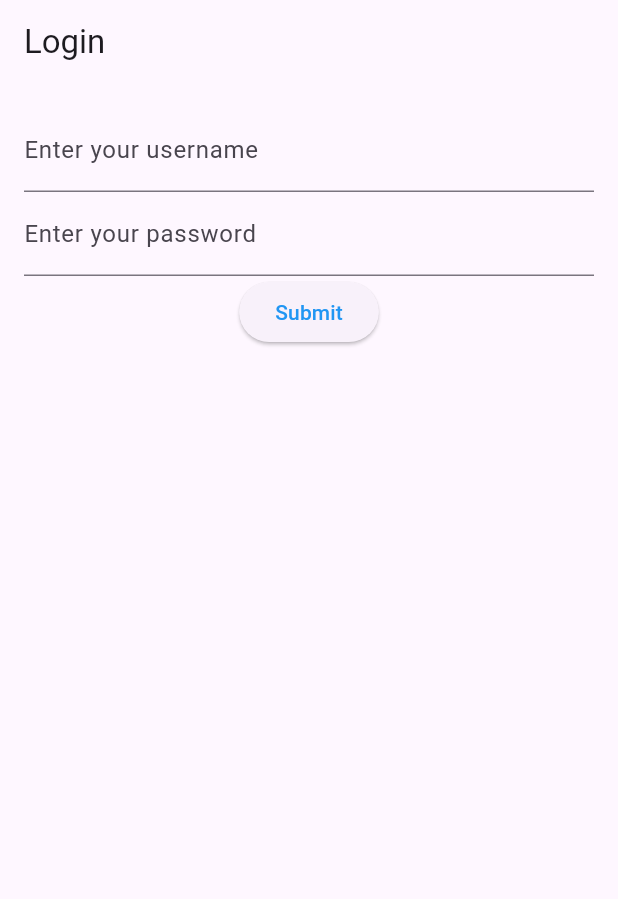
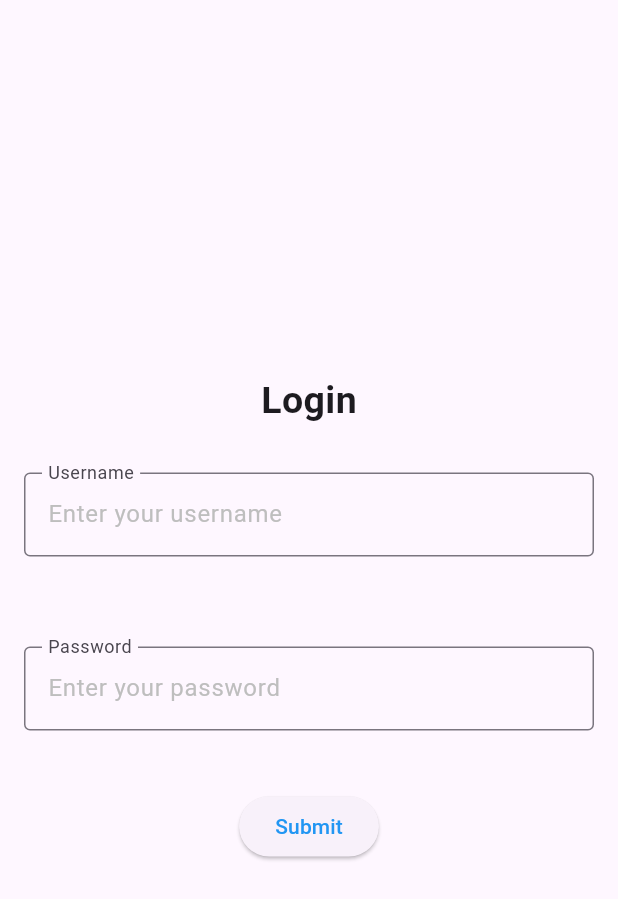
Before and after one commit to AustejaJak/FlutterApp, a Flutter app: the screen it shows after launch, on a phone screen of 412 x 824 dp. Shown: the top 899 px of the screen. Run offline on Flutter 3.47's test engine with Material 3 defaults, Android fonts, the phone set to English and light mode, and no system bars.

Commit message:
Added some styling changes to login form

```diff
--- a/lib/screens/login_screen.dart
+++ b/lib/screens/login_screen.dart
@@ -6,13 +6,10 @@ class LoginScreen extends StatelessWidget {
 
   @override
   Widget build(BuildContext context) {
-    return Scaffold(
-      appBar: AppBar(
-        title: const Text('Login'),
-      ),
-      body: const Padding(
+    return const Scaffold(
+      body: Padding(
         padding: EdgeInsets.all(16.0),
-        child: LoginForm(), // Calling the LoginForm widget here
+        child: LoginForm(),
       ),
     );
   }
--- a/lib/widgets/custom_form_field.dart
+++ b/lib/widgets/custom_form_field.dart
@@ -3,13 +3,21 @@ import 'package:flutter_app/utils/form_validation.dart';
 
 class CustomFormField extends StatefulWidget {
   final String labelText;
+  final String hintText;
   final String? validatorMessage;
 
   final bool obscureText;
   final bool enableSuggestions;
   final bool autocorrect;
 
-  const CustomFormField({super.key, required this.labelText, this.validatorMessage, required this.obscureText, required this.enableSuggestions, required this.autocorrect});
+  const CustomFormField(
+      {super.key,
+      required this.labelText,
+      this.validatorMessage,
+      required this.obscureText,
+      required this.enableSuggestions,
+      required this.autocorrect,
+      required this.hintText});
 
   @override
   State<CustomFormField> createState() => _CustomFormFieldState();
@@ -17,6 +25,7 @@ class CustomFormField extends StatefulWidget {
 
 class _CustomFormFieldState extends State<CustomFormField> {
   String get labelText => widget.labelText;
+  String get hintText => widget.hintText;
   String? get validatorMessage => widget.validatorMessage;
 
   bool get obscureText => widget.obscureText;
@@ -25,7 +34,10 @@ class _CustomFormFieldState extends State<CustomFormField> {
 
   @override
   Widget build(BuildContext context) {
-    return TextFormField(
+    return Center(
+      child: SizedBox(
+      width: 400,
+      child: TextFormField(
         obscureText: obscureText,
         enableSuggestions: enableSuggestions,
         autocorrect: autocorrect,
@@ -33,9 +45,15 @@ class _CustomFormFieldState extends State<CustomFormField> {
           return formFieldValidation(value, validatorMessage!);
         },
         decoration: InputDecoration(
-        border: const UnderlineInputBorder(),
+          border: const OutlineInputBorder(),
+          floatingLabelBehavior: FloatingLabelBehavior.always,
+          hintStyle: const TextStyle(color: Color.fromARGB(255, 190, 190, 190)),
           labelText: labelText,
+          hintText: hintText,
+          helperText: ' ',
         ),
+      ),
+    )
   );
   }
 }
--- a/lib/widgets/login_form.dart
+++ b/lib/widgets/login_form.dart
@@ -2,7 +2,7 @@ import 'package:flutter/material.dart';
 import 'custom_form_field.dart';
 import 'custom_elevated_button.dart';
 
-class LoginForm extends StatefulWidget{
+class LoginForm extends StatefulWidget {
   const LoginForm({super.key});
 
   @override
@@ -11,7 +11,7 @@ class LoginForm extends StatefulWidget{
   }
 }
 
-class LoginFormState extends State<LoginForm>{
+class LoginFormState extends State<LoginForm> {
   final _formKey = GlobalKey<FormState>();
 
   @override
@@ -19,21 +19,32 @@ class LoginFormState extends State<LoginForm>{
     return Form(
       key: _formKey,
       child: Column(
+        mainAxisAlignment: MainAxisAlignment.center,
+        crossAxisAlignment: CrossAxisAlignment.center,
         children: <Widget>[
+          const Text(
+            "Login",
+            style: TextStyle(fontWeight: FontWeight.bold, fontSize: 25),
+          ),
+          const SizedBox(height: 30),
           const CustomFormField(
-            labelText: "Enter your username",
+            labelText: "Username",
+            hintText: "Enter your username",
             validatorMessage: "Please enter your username",
             obscureText: false,
             enableSuggestions: true,
             autocorrect: true,
           ),
+          const SizedBox(height: 40),
           const CustomFormField(
-            labelText: "Enter your password",
+            labelText: "Password",
+            hintText: "Enter your password",
             validatorMessage: "Please enter your password",
             obscureText: true,
             enableSuggestions: false,
             autocorrect: false,
           ),
+          const SizedBox(height: 20),
           CustomElevatedButton(
             formKey: _formKey,
             buttonText: "Submit",
```
Lines whose indentation alone changed are shown as unchanged.
